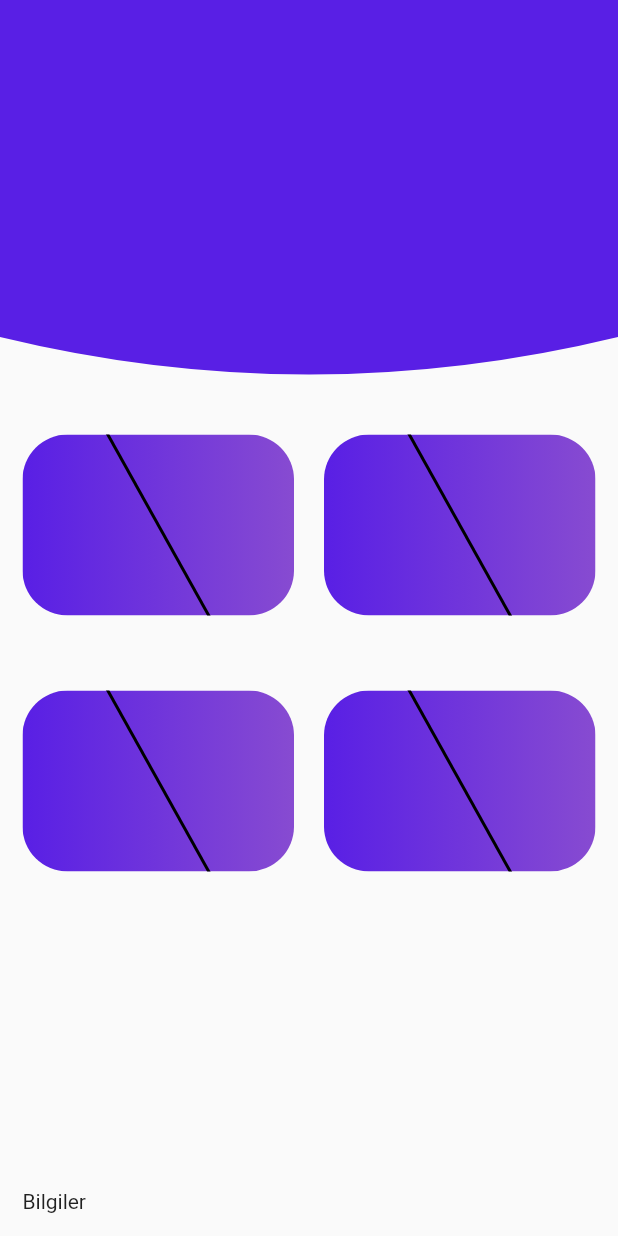
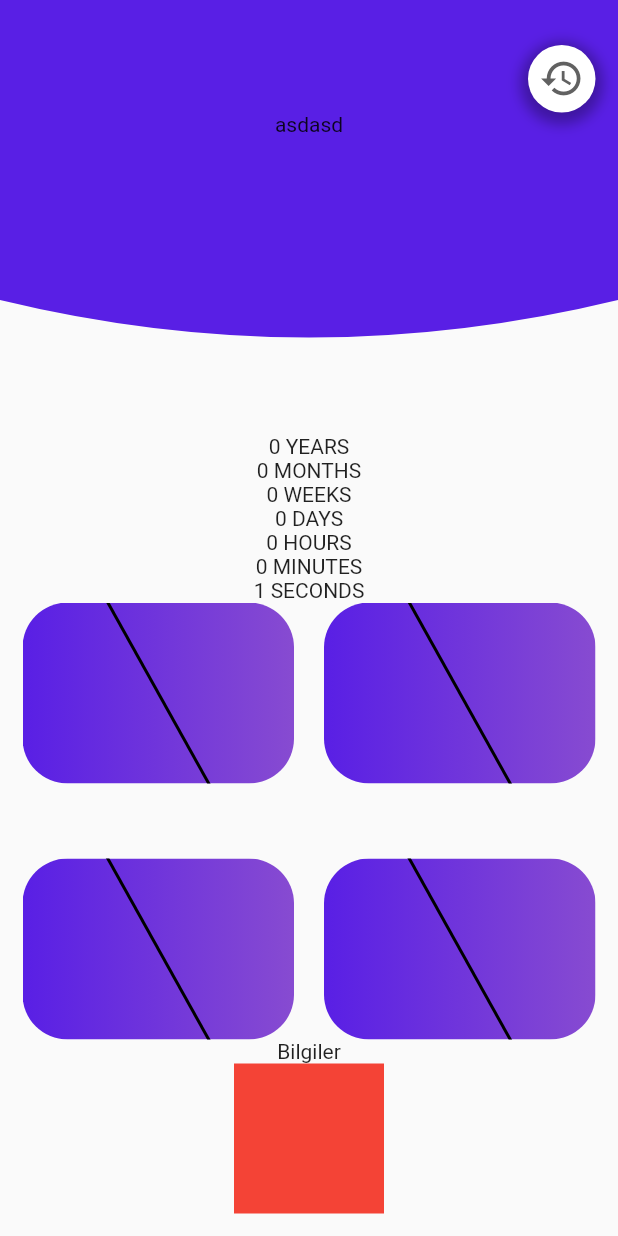
Before and after one commit to Tugberkab/Quit-Smoking-App, a Flutter app: the screen it shows after launch, after a tap on an icon or button, on a phone screen of 412 x 824 dp. Run offline on Flutter 3.47's test engine with Material 2 defaults, Android fonts, the phone set to English and light mode, and no system bars; drawn by our look-alikes of streaming_shared_preferences; our stand-ins replace shared_preferences.

Commit message:
Preference Stream has been implemented
All classes now has a parameter called myAppStreamObject

```diff
--- /dev/null
+++ b/lib/MyAppStreamObject.dart
@@ -0,0 +1,36 @@
+import 'package:streaming_shared_preferences/streaming_shared_preferences.dart';
+
+
+class MyAppStreamObject{
+  MyAppStreamObject(StreamingSharedPreferences preferences)
+      : registerDate = preferences.getString("registerDate", defaultValue: DateTime.now().toString());
+
+  final Preference<String> registerDate;
+}
+
+
+//GLOBAL FUNCTION, this will parse date into days, months etc and return a map
+Map<String,int> parseDate(Duration duration){
+  Map<String,int> data = {};
+
+  int totalSeconds = duration.inSeconds;
+
+  int years = totalSeconds ~/ (365*24*60*60);
+  int months = (totalSeconds - years*(365*24*60*60)) ~/ (30*24*60*60);
+  int weeks = (totalSeconds - years*(365*24*60*60) - months*(30*24*60*60) ) ~/ (7*24*60*60);
+  int days = (totalSeconds -years*(365*24*60*60) - months*(30*24*60*60) - weeks*(7*24*60*60)) ~/ (24*60*60);
+  int hours = (totalSeconds -years*(365*24*60*60) - months*(30*24*60*60) - weeks*(7*24*60*60) - days*(24*60*60)) ~/ (60*60);
+  int minutes = (totalSeconds -years*(365*24*60*60) - months*(30*24*60*60) - weeks*(7*24*60*60) - days*(24*60*60) - hours*(60*60)) ~/ 60;
+  int seconds = (totalSeconds -years*(365*24*60*60) - months*(30*24*60*60) - weeks*(7*24*60*60) - days*(24*60*60) - hours*(60*60) - minutes*60);
+
+
+  data["years"] = years;
+  data["months"] = months;
+  data["weeks"] = weeks;
+  data["days"] = days;
+  data["hours"] = hours;
+  data["minutes"] = minutes;
+  data["seconds"] = seconds;
+
+  return data;
+}
--- a/lib/home/components/body.dart
+++ b/lib/home/components/body.dart
@@ -1,18 +1,91 @@
+import 'dart:async';
+
 import 'package:flutter/material.dart';
 import 'package:quit_smoking_app/home/widget/data_card.dart';
+import 'package:shared_preferences/shared_preferences.dart';
 
-class Body extends StatelessWidget {
-  const Body({Key? key}) : super(key: key);
+//STREAMING OBJECT
+import "package:quit_smoking_app/MyAppStreamObject.dart";
+
+//STREAMING SHARED PREFERENCE
+import 'package:streaming_shared_preferences/streaming_shared_preferences.dart';
+
+
+
+class Body extends StatefulWidget {
+  final MyAppStreamObject? myAppStreamObject;
+  Body({this.myAppStreamObject});
+
+
+  @override
+  State<Body> createState() => _BodyState();
+}
+
+class _BodyState extends State<Body> {
+
+
+
+  late Timer timer;
+  late DateTime now;
+  late Duration difference;
+  late DateTime registerDate;
+  Map<String, int> parsedData = {};
+
+
+  // Future<DateTime> getRegisterDate()async{
+  //   SharedPreferences prefs = await SharedPreferences.getInstance();
+  //   DateTime registerDate = DateTime.parse(prefs.getString("registerDate").toString());
+  //   return registerDate;
+  // }
 
   @override
   Widget build(BuildContext context) {
+    return PreferenceBuilder(
+        preference: widget.myAppStreamObject!.registerDate,
+        builder: (context, String value){
+          registerDate = DateTime.parse(value);
+
+          timer = Timer.periodic(Duration(seconds: 1), (timer) {
+            now = DateTime.now();
+            difference = now.difference(registerDate);
+            //print(difference.toString());
+
+            setState(() {
+              parsedData = parseDate(difference);
+            });
+          });
+
+
           return Padding(
             padding: EdgeInsets.all(15),
             child: Column(
-        crossAxisAlignment: CrossAxisAlignment.start,
+              crossAxisAlignment: CrossAxisAlignment.center,
               children: [
+                Text(
+                    "${parsedData['years'] ?? 0} YEARS"
+                ),
+                Text(
+                    "${parsedData['months'] ?? 0} MONTHS"
+                ),
+                Text(
+                    "${parsedData['weeks'] ?? 0} WEEKS"
+                ),
+                Text(
+                    "${parsedData['days'] ?? 0} DAYS"
+                ),
+                Text(
+                    "${parsedData['hours'] ?? 0} HOURS"
+                ),
+                Text(
+                    "${parsedData['minutes'] ?? 0} MINUTES"
+                ),
+                Text(
+                    "${parsedData['seconds'] ?? 0} SECONDS"
+                ),
+
                 Expanded(
                   child: GridView.builder(
+                    physics: NeverScrollableScrollPhysics(),
                     gridDelegate: const SliverGridDelegateWithFixedCrossAxisCount(
                       mainAxisSpacing: 50,
                       crossAxisSpacing: 20,
@@ -24,8 +97,14 @@ class Body extends StatelessWidget {
                   ),
                 ),
                 Text('Bilgiler'),
+                Container(
+                  height: 100,
+                  width: 100,
+                  color: Colors.red,
+                )
               ],
             ),
           );
+        });
   }
 }
--- a/lib/home/home.dart
+++ b/lib/home/home.dart
@@ -1,20 +1,74 @@
 import 'package:flutter/material.dart';
 import 'package:quit_smoking_app/constants.dart';
+
+//COMPONENTS
 import 'package:quit_smoking_app/home/components/body.dart';
+
+//WIDGETS
 import 'package:quit_smoking_app/home/widget/custom_shape.dart';
 
+//STREAMING OBJECT
+import "package:quit_smoking_app/MyAppStreamObject.dart";
+
+//STREAMING SHARED PREFERENCE
+import 'package:streaming_shared_preferences/streaming_shared_preferences.dart';
+
+import 'package:shared_preferences/shared_preferences.dart';
+
+
 class Home extends StatelessWidget {
-  const Home({Key? key}) : super(key: key);
+  final MyAppStreamObject? myAppStreamObject;
+  Home({this.myAppStreamObject});
+
 
   @override
   Widget build(BuildContext context) {
-    return Scaffold(
-      appBar: buildCustomAppBar(context),
-      body: Body(),
+    if(myAppStreamObject != null){
+      return  Scaffold(
+        appBar: buildCustomAppBar(context, myAppStreamObject),
+        body: Body(myAppStreamObject: myAppStreamObject),
+      );
+    }
+    else{
+      return Text("error");
+    }
+
+
+
+  }
+
+  Future<void> resetDate()async{
+    myAppStreamObject!.registerDate.setValue(DateTime.now().toString());
+  }
+
+  GestureDetector ResetButton(){
+    return GestureDetector(
+      child: Container(
+        width: 45,
+        height: 45,
+        decoration: BoxDecoration(
+          shape: BoxShape.circle,
+          color: Colors.white,
+
+          boxShadow: [
+            BoxShadow(
+              color: Colors.black.withOpacity(0.3),
+              spreadRadius: 5,
+              blurRadius: 7,
+              offset: Offset(0, 3), // changes position of shadow
+            ),
+          ],
+        ),
+        child: Icon(Icons.restore, color: Colors.grey[700],size: 30,),
+
+      ),
+      onTap: ()async{
+        await resetDate();
+      },
     );
   }
 
-  AppBar buildCustomAppBar(BuildContext context) {
+  AppBar buildCustomAppBar(BuildContext context, MyAppStreamObject? myAppStreamObject) {
     return AppBar(
       toolbarHeight: MediaQuery.of(context).size.height / 3,
       automaticallyImplyLeading: false,
@@ -23,8 +77,29 @@ class Home extends StatelessWidget {
       flexibleSpace: ClipPath(
         clipper: CustomShape(),
         child: Container(
+          padding: EdgeInsets.fromLTRB(15, 30, 15, 15),
           width: MediaQuery.of(context).size.width,
+          height: 250,
           color: primaryColor,
+          child: Column(
+            children: [
+              Row(
+                mainAxisAlignment: MainAxisAlignment.end,
+                children: [
+                  ResetButton(),
+                ],
+              ),
+            PreferenceBuilder(
+              preference: myAppStreamObject!.registerDate,
+              builder: (context, String value) {
+                String registerDate = value;
+                return Text(
+                  "asdasd"
+                );
+              }
+            ),
+            ],
+          )
         ),
       ),
     );
--- a/lib/main.dart
+++ b/lib/main.dart
@@ -1,11 +1,27 @@
 import 'package:flutter/material.dart';
+
 import 'package:quit_smoking_app/welcome/welcome.dart';
 
-void main() {
-  runApp(MyApp());
+//STREAMING OBJECT
+import "package:quit_smoking_app/MyAppStreamObject.dart";
+
+//STREAMING SHARED PREFERENCE
+import 'package:streaming_shared_preferences/streaming_shared_preferences.dart';
+
+
+
+void main() async{
+  WidgetsFlutterBinding.ensureInitialized();
+  final StreamingSharedPreferences preferences = await StreamingSharedPreferences.instance;
+  final streamingObject = MyAppStreamObject(preferences);
+
+  runApp(MyApp(myAppStreamObject: streamingObject));
 }
 
 class MyApp extends StatelessWidget {
+  final MyAppStreamObject? myAppStreamObject;
+  MyApp({this.myAppStreamObject});
+
   @override
   Widget build(BuildContext context) {
     return MaterialApp(
@@ -14,7 +30,7 @@ class MyApp extends StatelessWidget {
       theme: ThemeData(
         primarySwatch: Colors.blue,
       ),
-      home: WelcomePage(),
+      home: WelcomePage(myAppStreamObject: myAppStreamObject),
     );
   }
 }
--- a/lib/welcome/welcome.dart
+++ b/lib/welcome/welcome.dart
@@ -1,10 +1,21 @@
 import 'package:flutter/material.dart';
 import 'package:quit_smoking_app/constants.dart';
+
+//WIDGETS
 import 'package:quit_smoking_app/welcome/widget/dropdown_btn.dart';
 import 'package:quit_smoking_app/welcome/widget/welcome_button.dart';
 
+//STREAMING OBJECT
+import "package:quit_smoking_app/MyAppStreamObject.dart";
+
+//STREAMING SHARED PREFERENCE
+import 'package:streaming_shared_preferences/streaming_shared_preferences.dart';
+
 class WelcomePage extends StatelessWidget {
-  const WelcomePage({Key? key}) : super(key: key);
+  final MyAppStreamObject? myAppStreamObject;
+  WelcomePage({this.myAppStreamObject});
+
+
 
   @override
   Widget build(BuildContext context) {
@@ -52,7 +63,7 @@ class WelcomePage extends StatelessWidget {
                         ),
                       ],
                     ),
-                    WelcomeButton(),
+                    WelcomeButton(myAppStreamObject: myAppStreamObject),
                   ],
                 ),
               ),
--- a/lib/welcome/widget/welcome_button.dart
+++ b/lib/welcome/widget/welcome_button.dart
@@ -1,11 +1,25 @@
 import 'package:flutter/material.dart';
 import 'package:quit_smoking_app/constants.dart';
 import 'package:quit_smoking_app/home/home.dart';
+import 'package:shared_preferences/shared_preferences.dart';
+
+//STREAMING OBJECT
+import "package:quit_smoking_app/MyAppStreamObject.dart";
+
+//STREAMING SHARED PREFERENCE
+import 'package:streaming_shared_preferences/streaming_shared_preferences.dart';
+
 
 class WelcomeButton extends StatelessWidget {
-  const WelcomeButton({
-    Key? key,
-  }) : super(key: key);
+  final MyAppStreamObject? myAppStreamObject;
+  WelcomeButton({this.myAppStreamObject});
+
+
+  setRegisterDate()async{
+    DateTime now = DateTime.now();
+    this.myAppStreamObject?.registerDate.setValue(now.toString());
+  }
+
 
   @override
   Widget build(BuildContext context) {
@@ -31,9 +45,10 @@ class WelcomeButton extends StatelessWidget {
         style: ButtonStyle(
           overlayColor: MaterialStateProperty.all(Colors.transparent),
         ),
-        onPressed: () {
+        onPressed: () async{
+          await setRegisterDate();
           Navigator.of(context)
-              .push(MaterialPageRoute(builder: (context) => Home()));
+              .push(MaterialPageRoute(builder: (context) => Home(myAppStreamObject: myAppStreamObject)));
         },
         child: Text(
           'hadi başlayalım!'.toUpperCase(),
--- a/pubspec.yaml
+++ b/pubspec.yaml
@@ -28,6 +28,8 @@ dependencies:
   # The following adds the Cupertino Icons font to your application.
   # Use with the CupertinoIcons class for iOS style icons.
   cupertino_icons: ^1.0.2
+  shared_preferences: ^2.0.7
+  streaming_shared_preferences: ^2.0.0
 
 dev_dependencies:
   flutter_test:
```
Also changed, not shown: pubspec.lock. Lines whose indentation alone changed are shown as unchanged.
